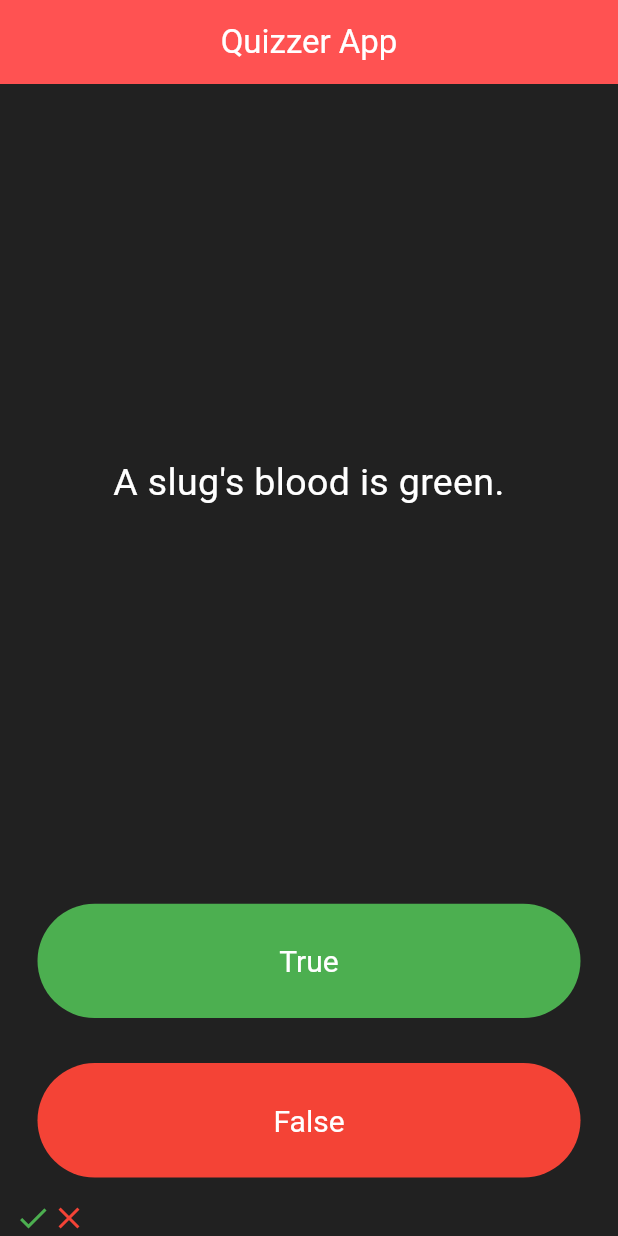
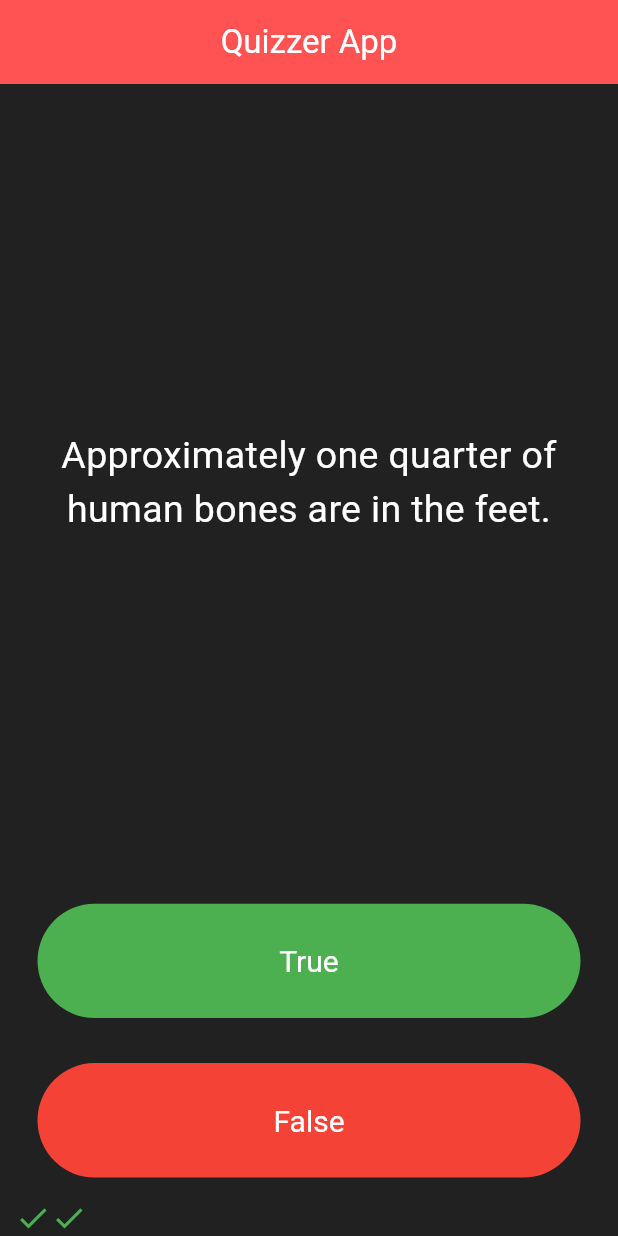
Before and after one commit to muhammadmubashir24/quizzler, a Flutter app: the screen it shows after launch, after a tap on "True", after a tap on "False", on a phone screen of 412 x 824 dp. Run offline on Flutter 3.47's test engine with Material 3 defaults, Android fonts, the phone set to English and light mode, and no system bars.

Commit message:
update Class Constructors Code

```diff
--- a/lib/main.dart
+++ b/lib/main.dart
@@ -1,5 +1,7 @@
 import 'package:flutter/material.dart';
+import 'package:quizzler/quiz_DataBase.dart';
 
+QuizDatabase quizDatabase = QuizDatabase();
 void main() => runApp(QuizzlerApp());
 
 class QuizzlerApp extends StatelessWidget {
@@ -37,19 +39,29 @@ class QuizPage extends StatefulWidget {
 
 class _QuizPageState extends State<QuizPage> {
   List<Icon> scoreKeeper = [];
-  List<String> questions = [
-    'You can lead a cow down stairs but not up stairs.',
-    'Approximately one quarter of human bones are in the feet.',
-    'A slug\'s blood is green.',
-  ];
 
-  List<bool> answers = [
-    false,
-    true,
-    true,
-  ];
+  void checkAnswer(bool pickUserAnswer) {
+    bool correctAnswer = quizDatabase.getCorrectAnswer();
 
-  int questionsNumber = 0;
+    setState(() {
+      if (pickUserAnswer == correctAnswer) {
+        scoreKeeper.add(
+          Icon(
+            Icons.check,
+            color: Colors.green,
+          ),
+        );
+      } else {
+        scoreKeeper.add(
+          Icon(
+            Icons.close,
+            color: Colors.red,
+          ),
+        );
+      }
+      quizDatabase.newQuestion();
+    });
+  }
 
   @override
   Widget build(BuildContext context) {
@@ -63,7 +75,7 @@ class _QuizPageState extends State<QuizPage> {
             padding: EdgeInsets.all(10.0),
             child: Center(
               child: Text(
-                questions[questionsNumber],
+                quizDatabase.getQuestionText(),
                 textAlign: TextAlign.center,
                 style: TextStyle(
                   color: Colors.white,
@@ -83,21 +95,7 @@ class _QuizPageState extends State<QuizPage> {
                 textStyle: const TextStyle(fontSize: 20.0),
               ),
               onPressed: () {
-                bool correctAnswer = answers[questionsNumber];
-                if (correctAnswer == true) {
-                  print('User Got it Right!');
-                } else {
-                  print('User got it Wrong!');
-                }
-                setState(() {
-                  scoreKeeper.add(
-                    Icon(
-                      Icons.check,
-                      color: Colors.green,
-                    ),
-                  );
-                  questionsNumber++;
-                });
+                checkAnswer(true);
               },
               child: const Text('True'),
             ),
@@ -113,21 +111,7 @@ class _QuizPageState extends State<QuizPage> {
                 textStyle: const TextStyle(fontSize: 20.0),
               ),
               onPressed: () {
-                bool correctAnswer = answers[questionsNumber];
-                if (correctAnswer == false) {
-                  print('User Got it Right!');
-                } else {
-                  print('User got it Wrong!');
-                }
-                setState(() {
-                  scoreKeeper.add(
-                    Icon(
-                      Icons.close,
-                      color: Colors.red,
-                    ),
-                  );
-                  questionsNumber++;
-                });
+                checkAnswer(false);
               },
               child: const Text('False'),
             ),
--- /dev/null
+++ b/lib/questions.dart
@@ -0,0 +1,6 @@
+class Questions {
+  late String questionText;
+  late bool answerText;
+
+  Questions(this.questionText, this.answerText);
+}
--- /dev/null
+++ b/lib/quiz_DataBase.dart
@@ -0,0 +1,50 @@
+import 'questions.dart';
+
+int _questionsNumber = 0;
+
+class QuizDatabase {
+  List<Questions> _questionsBank = [
+    Questions('Some cats are actually allergic to humans', true),
+    Questions('You can lead a cow down stairs but not up stairs.', false),
+    Questions(
+        'Approximately one quarter of human bones are in the feet.', true),
+    Questions('A slug\'s blood is green.', true),
+    Questions('Buzz Aldrin\'s mother\'s maiden name was \"Moon\".', true),
+    Questions('It is illegal to pee in the Ocean in Portugal.', true),
+    Questions(
+        'No piece of square dry paper can be folded in half more than 7 times.',
+        false),
+    Questions(
+        'In London, UK, if you happen to die in the House of Parliament, you are technically entitled to a state funeral, because the building is considered too sacred a place.',
+        true),
+    Questions(
+        'The loudest sound produced by any animal is 188 decibels. That animal is the African Elephant.',
+        false),
+    Questions(
+        'The total surface area of two human lungs is approximately 70 square metres.',
+        true),
+    Questions('Google was originally called \"Backrub\".', true),
+    Questions(
+        'Chocolate affects a dog\'s heart and nervous system; a few ounces are enough to kill a small dog.',
+        true),
+    Questions(
+        'In West Virginia, USA, if you accidentally hit an animal with your car, you are free to take it home to eat.',
+        true),
+  ];
+
+  void newQuestion() {
+    if (_questionsNumber < _questionsBank.length - 1) {
+      _questionsNumber++;
+    }
+    // print(_questionsNumber);
+    // print(_questionsBank.length);
+  }
+
+  String getQuestionText() {
+    return _questionsBank[_questionsNumber].questionText;
+  }
+
+  bool getCorrectAnswer() {
+    return _questionsBank[_questionsNumber].answerText;
+  }
+}
```
